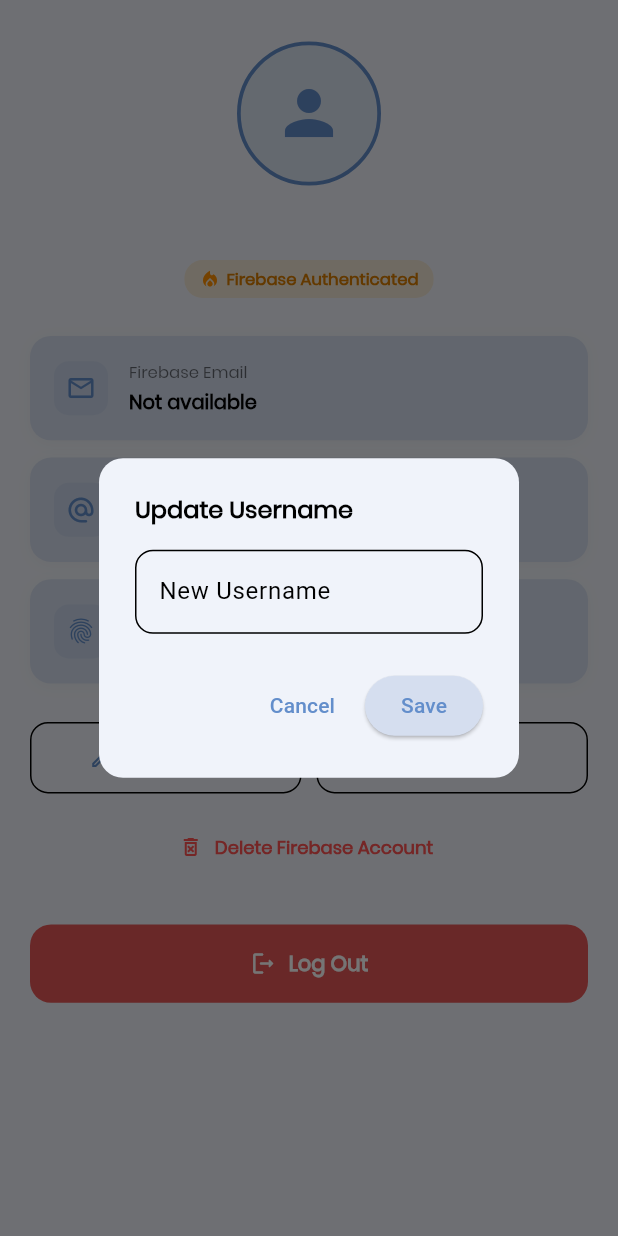
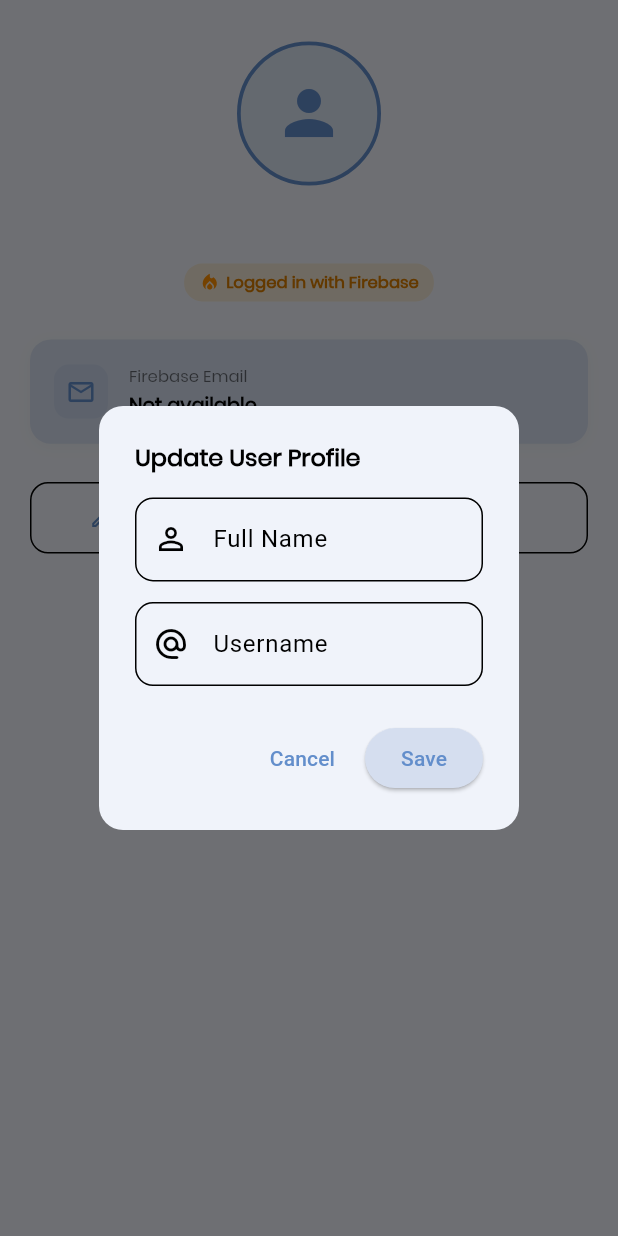
Before and after one commit to njeybe/natividad-advmobprogAY2627, a Flutter app: the ProfileScreen screen opened by its route, after a tap on "Update User", on a phone screen of 412 x 824 dp. Run offline on Flutter 3.47's test engine with Material 3 defaults, Android fonts, the light colour scheme and no system bars; our stand-ins replace firebase_auth, firebase_core, flutter_dotenv, flutter_screenutil, shared_preferences; accounts and stored records are empty; network calls fail.

Commit message:
lab_act5

```diff
--- a/natividad_mobile/lib/screens/profile_screen.dart
+++ b/natividad_mobile/lib/screens/profile_screen.dart
@@ -29,64 +29,13 @@
     });
   }
 
-  // Handle logout with confirmation
-  Future<void> _handleLogout() async {
-    final bool? confirm = await showDialog<bool>(
-      context: context,
-      builder: (context) {
-        final theme = Theme.of(context);
-        return AlertDialog(
-          backgroundColor: theme.scaffoldBackgroundColor,
-          shape: RoundedRectangleBorder(borderRadius: BorderRadius.circular(16.r)),
-          title: CustomText(
-            text: 'Log Out',
-            fontSize: 16.sp,
-            fontWeight: FontWeight.bold,
-            color: theme.colorScheme.onSurface,
-          ),
-          content: CustomText(
-            text: 'Are you sure you want to sign out of your account?',
-            fontSize: 13.sp,
-            color: theme.colorScheme.onSurface.withValues(alpha: 0.8),
-          ),
-          actions: [
-            TextButton(
-              onPressed: () => Navigator.pop(context, false),
-              child: CustomText(
-                text: 'Cancel',
-                fontSize: 13.sp,
-                color: theme.colorScheme.onSurface.withValues(alpha: 0.6),
-              ),
-            ),
-            ElevatedButton(
-              onPressed: () => Navigator.pop(context, true),
-              style: ElevatedButton.styleFrom(
-                backgroundColor: Colors.redAccent,
-                foregroundColor: Colors.white,
-                shape: RoundedRectangleBorder(borderRadius: BorderRadius.circular(10.r)),
-              ),
-              child: CustomText(
-                text: 'Log Out',
-                fontSize: 13.sp,
-                fontWeight: FontWeight.bold,
-                color: Colors.white,
-              ),
-            ),
-          ],
-        );
-      },
-    );
-
-    if (confirm == true) {
-      await _userService.logout();
-      if (!mounted) return;
-      Navigator.pushNamedAndRemoveUntil(context, '/signin', (route) => false);
-    }
-  }
-
-  // LAB ACT 5 - ENHANCEMENT 3: Dialog to Update Username in Firebase
-  Future<void> _showUpdateUsernameDialog(String currentUsername) async {
-    final controller = TextEditingController(text: currentUsername);
+  // LAB ACT 5 - ENHANCEMENT 3: Dialog to Update User (Full Name & Username) in Firebase
+  Future<void> _showUpdateUserDialog({
+    required String currentFullName,
+    required String currentUsername,
+  }) async {
+    final fullNameController = TextEditingController(text: currentFullName);
+    final usernameController = TextEditingController(text: currentUsername);
     final formKey = GlobalKey<FormState>();
 
     final updated = await showDialog<bool>(
@@ -97,23 +46,44 @@
           backgroundColor: theme.scaffoldBackgroundColor,
           shape: RoundedRectangleBorder(borderRadius: BorderRadius.circular(16.r)),
           title: CustomText(
-            text: 'Update Username',
+            text: 'Update User Profile',
             fontSize: 16.sp,
             fontWeight: FontWeight.bold,
             color: theme.colorScheme.onSurface,
           ),
-          content: Form(
+          content: SingleChildScrollView(
+            child: Form(
               key: formKey,
-            child: TextFormField(
-              controller: controller,
+              child: Column(
+                mainAxisSize: MainAxisSize.min,
+                children: [
+                  TextFormField(
+                    controller: fullNameController,
                     decoration: InputDecoration(
-                labelText: 'New Username',
-                hintText: 'Enter new username',
+                      labelText: 'Full Name',
+                      hintText: 'Enter full name',
+                      prefixIcon: const Icon(Icons.person_outline),
+                      border: OutlineInputBorder(borderRadius: BorderRadius.circular(12.r)),
+                    ),
+                    validator: (val) => val == null || val.trim().isEmpty
+                        ? 'Full name cannot be empty'
+                        : null,
+                  ),
+                  SizedBox(height: 12.h),
+                  TextFormField(
+                    controller: usernameController,
+                    decoration: InputDecoration(
+                      labelText: 'Username',
+                      hintText: 'Enter username',
+                      prefixIcon: const Icon(Icons.alternate_email_rounded),
                       border: OutlineInputBorder(borderRadius: BorderRadius.circular(12.r)),
                     ),
                     validator: (val) => val == null || val.trim().isEmpty
                         ? 'Username cannot be empty'
                         : null,
+                  ),
+                ],
+              ),
             ),
           ),
           actions: [
@@ -124,8 +94,34 @@
             ElevatedButton(
               onPressed: () async {
                 if (formKey.currentState!.validate()) {
-                  await _userService.updateUsername(username: controller.text.trim());
+                  final trimmedFullName = fullNameController.text.trim();
+                  final cleanUsername = usernameController.text.trim().replaceFirst(RegExp(r'^@'), '');
+
+                  String newFirstName = trimmedFullName;
+                  String newLastName = '';
+                  if (trimmedFullName.contains(' ')) {
+                    final index = trimmedFullName.indexOf(' ');
+                    newFirstName = trimmedFullName.substring(0, index).trim();
+                    newLastName = trimmedFullName.substring(index + 1).trim();
+                  }
+
+                  try {
+                    await _userService.updateUserProfile(
+                      firstName: newFirstName,
+                      lastName: newLastName,
+                      username: cleanUsername,
+                    );
                     if (context.mounted) Navigator.pop(context, true);
+                  } catch (e) {
+                    if (context.mounted) {
+                      ScaffoldMessenger.of(context).showSnackBar(
+                        SnackBar(
+                          backgroundColor: Colors.redAccent,
+                          content: Text('Failed to update profile: $e'),
+                        ),
+                      );
+                    }
+                  }
                 }
               },
               child: const Text('Save'),
@@ -135,12 +131,15 @@
       },
     );
 
+    fullNameController.dispose();
+    usernameController.dispose();
+
     if (updated == true) {
       _loadUserProfile();
       if (!mounted) return;
       ScaffoldMessenger.of(context).showSnackBar(
         const SnackBar(
-          content: Text('Username updated successfully!'),
+          content: Text('User profile updated successfully!'),
           behavior: SnackBarBehavior.floating,
         ),
       );
@@ -493,7 +492,17 @@
                     color: theme.colorScheme.onSurface,
                   ),
 
-                  SizedBox(height: 4.h),
+                  if (username.isNotEmpty) ...[
+                    SizedBox(height: 2.h),
+                    CustomText(
+                      text: '@$username',
+                      fontSize: 13.sp,
+                      fontWeight: FontWeight.w500,
+                      color: theme.colorScheme.onSurface.withValues(alpha: 0.6),
+                    ),
+                  ],
+
+                  SizedBox(height: 6.h),
 
                   // LAB ACT 5 - ENHANCEMENT 3: LoginType Indicator Badge
                   Container(
@@ -514,7 +523,7 @@
                         ),
                         SizedBox(width: 4.w),
                         CustomText(
-                          text: isFirebase ? 'Firebase Authenticated' : 'DummyJSON User',
+                          text: isFirebase ? 'Logged in with Firebase' : 'DummyJSON User',
                           fontSize: 11.sp,
                           fontWeight: FontWeight.w600,
                           color: isFirebase ? const Color(0xFFD87C00) : primaryColor,
@@ -534,22 +543,6 @@
                       label: 'Firebase Email',
                       value: email.isNotEmpty ? email : 'Not available',
                     ),
-                    SizedBox(height: 10.h),
-                    _buildInfoCard(
-                      context,
-                      icon: Icons.alternate_email_rounded,
-                      label: 'Username',
-                      value: username.isNotEmpty ? '@$username' : 'Not set',
-                    ),
-                    if (firstName.isNotEmpty || lastName.isNotEmpty) ...[
-                      SizedBox(height: 10.h),
-                      _buildInfoCard(
-                        context,
-                        icon: Icons.badge_outlined,
-                        label: 'Full Name',
-                        value: '$firstName $lastName'.trim(),
-                      ),
-                    ],
                     if (data['age'] != null && data['age'].toString().isNotEmpty) ...[
                       SizedBox(height: 10.h),
                       _buildInfoCard(
@@ -569,13 +562,6 @@
                         value: data['contactNo'].toString(),
                       ),
                     ],
-                    SizedBox(height: 10.h),
-                    _buildInfoCard(
-                      context,
-                      icon: Icons.fingerprint_rounded,
-                      label: 'Firebase UID',
-                      value: _userService.currentUser?.uid ?? 'Authenticated',
-                    ),
 
                     SizedBox(height: 22.h),
 
@@ -584,7 +570,10 @@
                       children: [
                         Expanded(
                           child: OutlinedButton.icon(
-                            onPressed: () => _showUpdateUsernameDialog(username),
+                            onPressed: () => _showUpdateUserDialog(
+                              currentFullName: fullName.isNotEmpty ? fullName : displayName,
+                              currentUsername: username,
+                            ),
                             icon: Icon(Icons.edit_outlined, size: 16.sp),
                             label: const Text('Update User'),
                             style: OutlinedButton.styleFrom(
@@ -622,7 +611,7 @@
                         icon: Icon(Icons.delete_forever_outlined,
                             size: 16.sp, color: Colors.redAccent),
                         label: CustomText(
-                          text: 'Delete Firebase Account',
+                          text: 'Delete Account',
                           fontSize: 12.sp,
                           fontWeight: FontWeight.w600,
                           color: Colors.redAccent,
@@ -640,13 +629,6 @@
                     SizedBox(height: 10.h),
                     _buildInfoCard(
                       context,
-                      icon: Icons.alternate_email_rounded,
-                      label: 'Username',
-                      value: '@$username',
-                    ),
-                    SizedBox(height: 10.h),
-                    _buildInfoCard(
-                      context,
                       icon: Icons.email_outlined,
                       label: 'Email',
                       value: email.isNotEmpty ? email : 'Not provided',
@@ -659,32 +641,6 @@
                       value: data['gender'] ?? 'Not specified',
                     ),
                   ],
-
-                  SizedBox(height: 24.h),
-
-                  // Logout Button
-                  SizedBox(
-                    width: double.infinity,
-                    child: ElevatedButton.icon(
-                      onPressed: _handleLogout,
-                      icon: Icon(Icons.logout_rounded, size: 18.sp, color: Colors.white),
-                      label: CustomText(
-                        text: 'Log Out',
-                        fontSize: 14.sp,
-                        fontWeight: FontWeight.bold,
-                        color: Colors.white,
-                      ),
-                      style: ElevatedButton.styleFrom(
-                        backgroundColor: const Color(0xFFE55858),
-                        foregroundColor: Colors.white,
-                        elevation: 0,
-                        padding: EdgeInsets.symmetric(vertical: 14.h),
-                        shape: RoundedRectangleBorder(
-                          borderRadius: BorderRadius.circular(14.r),
-                        ),
-                      ),
-                    ),
-                  ),
                 ],
               ),
             ),
--- a/natividad_mobile/lib/services/user_service.dart
+++ b/natividad_mobile/lib/services/user_service.dart
@@ -85,6 +85,22 @@
   /// Sign out of Firebase Auth SDK
   Future<void> signOut() async {
     await firebaseAuth.signOut();
+  }
+
+  /// LAB ACT 5 - ENHANCEMENT 3: Update User Profile (Full Name and Username)
+  Future<void> updateUserProfile({
+    required String firstName,
+    required String lastName,
+    required String username,
+  }) async {
+    final String fullName = '$firstName $lastName'.trim();
+    if (currentUser != null) {
+      await currentUser!.updateDisplayName(fullName.isNotEmpty ? fullName : username);
+    }
+    final prefs = await SharedPreferences.getInstance();
+    await prefs.setString('firstName', firstName);
+    await prefs.setString('lastName', lastName);
+    await prefs.setString('username', username);
   }
 
   /// Update Firebase User Display Name (Username)
@@ -212,7 +228,10 @@
     final prefs = await SharedPreferences.getInstance();
     final String loginTypeStr = prefs.getString('loginType') ?? (currentUser != null ? 'firebase' : 'dummyjson');
 
-    final String username = currentUser?.displayName ?? prefs.getString('username') ?? '';
+    final String? prefsUsername = prefs.getString('username');
+    final String username = (prefsUsername != null && prefsUsername.isNotEmpty)
+        ? prefsUsername
+        : (currentUser?.displayName ?? '');
     final String email = currentUser?.email ?? prefs.getString('email') ?? '';
 
     return {
```
Also changed, not shown: natividad_mobile/lib/screens/signin_screen.dart (+11 -4 lines), 1 other file. Lines whose indentation alone changed are shown as unchanged.
